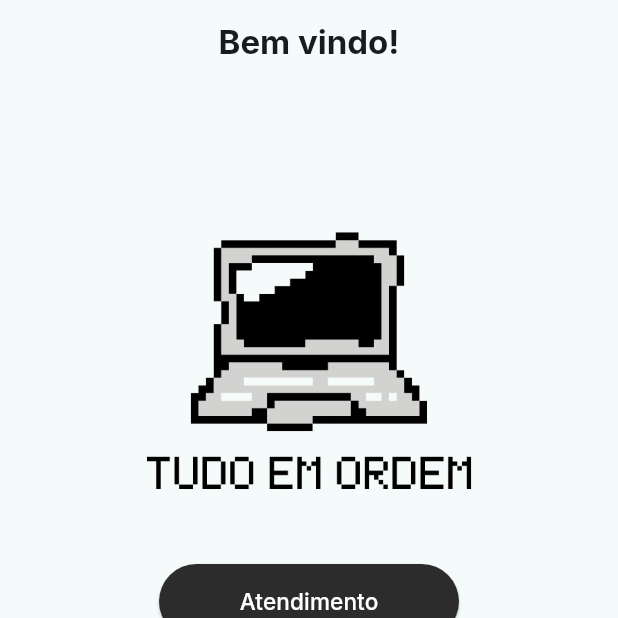
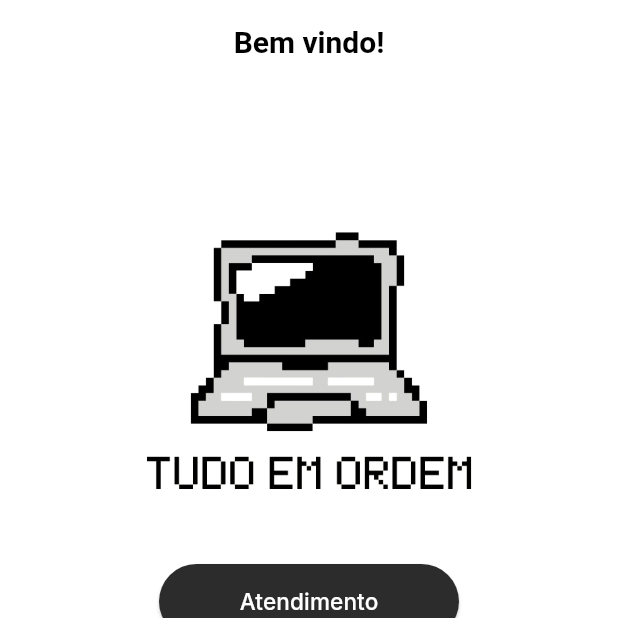
Before and after one commit to mari-arujjo/Ordem-De-Servico-Piloto, a Flutter app: the screen it shows after launch, on a phone screen of 412 x 824 dp, the top half of it. Run offline on Flutter 3.47's test engine with Material 3 defaults, Android fonts, the phone set to English and light mode, and no system bars; our stand-ins replace go_router, google_fonts.

Commit message:
Tema da AppBar global

```diff
--- a/lib/app/UI/pages/atendimento/atendimento_page.dart
+++ b/lib/app/UI/pages/atendimento/atendimento_page.dart
@@ -12,9 +12,7 @@
   Widget build(BuildContext context) {
     return Scaffold(
       appBar: AppBar(
-        title: const Text('Atendimento',
-        style: TextStyle(fontWeight: FontWeight.bold)),
-        centerTitle: true,
+        title: const Text('Atendimento')
       ),
     );
   }
--- a/lib/app/UI/pages/gestao_usuarios/cadastro_user_page.dart
+++ b/lib/app/UI/pages/gestao_usuarios/cadastro_user_page.dart
@@ -17,9 +17,7 @@
   Widget build(BuildContext context) {
     return Scaffold(
       appBar: AppBar(
-        title: const Text('Cadastro de usuários',
-        style: TextStyle(fontWeight: FontWeight.bold)),
-        centerTitle: true,
+        title: const Text('Cadastro de usuários')
       ),
 
       body: Center(
--- a/lib/app/UI/pages/gestao_usuarios/usuario_page.dart
+++ b/lib/app/UI/pages/gestao_usuarios/usuario_page.dart
@@ -12,9 +12,7 @@
   Widget build(BuildContext context) {
     return Scaffold(
       appBar: AppBar(
-        title: const Text('Gestão de usuário',
-        style: TextStyle(fontWeight: FontWeight.bold),),
-        centerTitle: true,
+        title: const Text('Gestão de usuário')
       ),
     );
   }
--- a/lib/app/UI/pages/home_page.dart
+++ b/lib/app/UI/pages/home_page.dart
@@ -15,9 +15,7 @@
     Widget build(BuildContext context) {
       return Scaffold(
         appBar: AppBar(
-          title: const Text('Bem vindo!',
-          style: TextStyle(fontWeight: FontWeight.bold)),
-          centerTitle: true,
+          title: const Text('Bem vindo!')
         ),
 
         bottomNavigationBar: NavigationBarWidget(),
--- a/lib/app/UI/pages/manutencao/manutencao_page.dart
+++ b/lib/app/UI/pages/manutencao/manutencao_page.dart
@@ -12,9 +12,7 @@
   Widget build(BuildContext context) {
     return Scaffold(
       appBar: AppBar(
-        title: const Text('Manutenção',
-        style: TextStyle(fontWeight: FontWeight.bold)),
-        centerTitle: true,
+        title: const Text('Manutenção')
       ),
     );
   }
--- a/lib/app/UI/pages/meu_perfil_page.dart
+++ b/lib/app/UI/pages/meu_perfil_page.dart
@@ -15,9 +15,7 @@
   Widget build(BuildContext context) {
     return Scaffold(
       appBar: AppBar(
-        title: const Text('Meu Perfil',
-        style: TextStyle(fontWeight: FontWeight.bold)),
-        centerTitle: true,
+        title: const Text('Meu Perfil')
       ),
 
       body: Center(
--- a/lib/app/UI/pages/ordem_os/ordem_os_page.dart
+++ b/lib/app/UI/pages/ordem_os/ordem_os_page.dart
@@ -12,9 +12,7 @@
   Widget build(BuildContext context) {
     return Scaffold(
       appBar: AppBar(
-        title: const Text('Ordem de Serviço',
-        style: TextStyle(fontWeight: FontWeight.bold)),
-        centerTitle: true,
+        title: const Text('Ordem de Serviço')
       ),
     );
   }
--- a/lib/app_widget.dart
+++ b/lib/app_widget.dart
@@ -9,10 +9,22 @@
 	// método que constrói a tela
   @override
   Widget build(BuildContext context) {
+
       return MaterialApp.router(
       title: 'OS Demo',
       debugShowCheckedModeBanner: false,
       theme: ThemeData(
+        scaffoldBackgroundColor: Colors.white,
+        appBarTheme: const AppBarTheme(
+          backgroundColor: Colors.white,
+          foregroundColor: Colors.black,
+          centerTitle: true,
+          titleTextStyle: TextStyle(
+            color: Colors.black,
+            fontSize: 20,
+            fontWeight: FontWeight.bold
+          )
+        ),
         textTheme: GoogleFonts.interTextTheme(
           Theme.of(context).textTheme
         ),
```
Also changed, not shown: lib/app/UI/pages/gestao_usuarios/gestao_usuarios_page.dart (+6 -6 lines).
